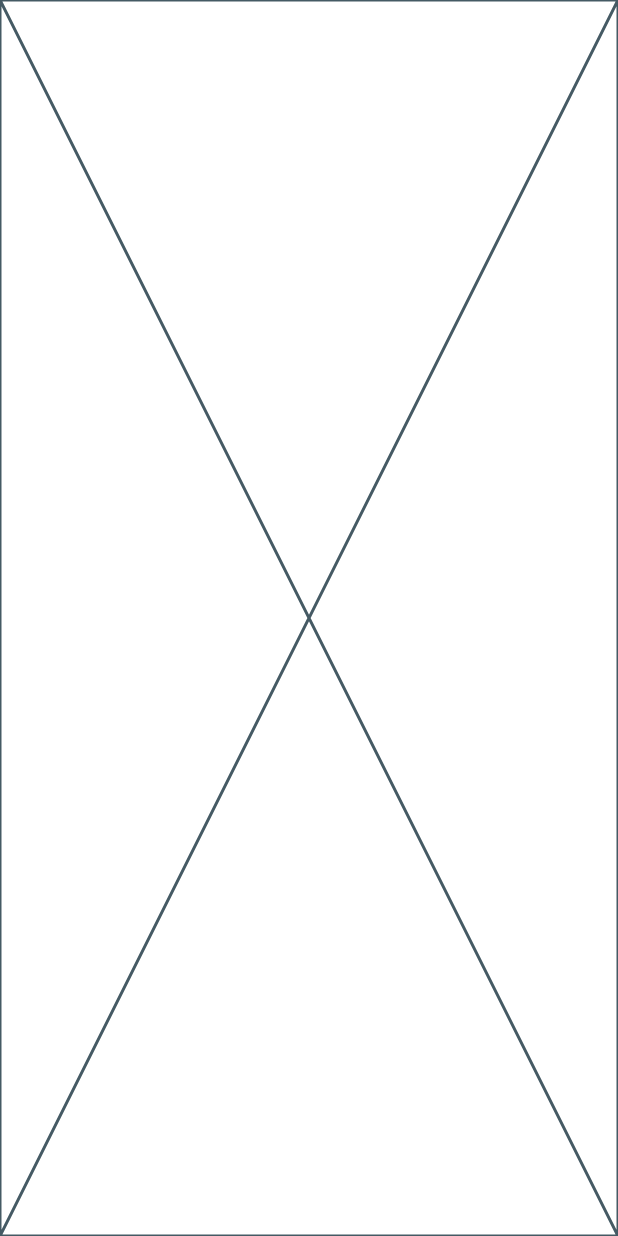
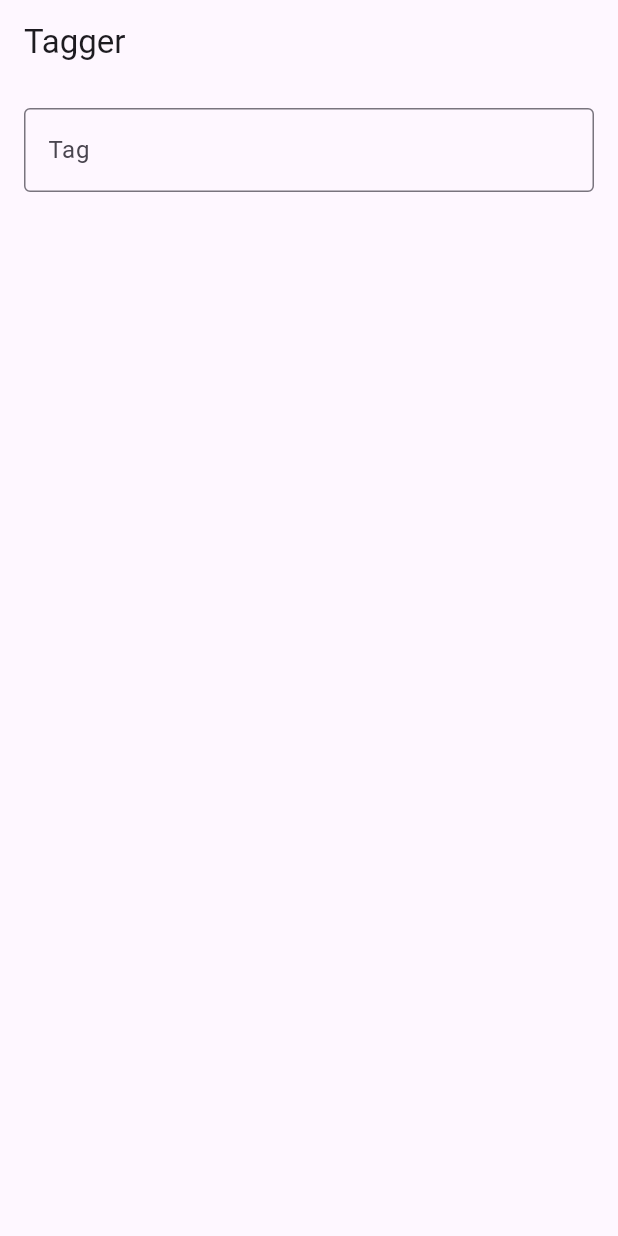
Before and after one commit to SestakGG/tagger, a Flutter app: the screen it shows after launch, on a phone screen of 412 x 824 dp. Run offline on Flutter 3.47's test engine with Material 3 defaults, Android fonts, the phone set to English and light mode, and no system bars; our stand-ins replace sqflite, sqflite_common_ffi; accounts and stored records are empty.

Commit message:
tagger_pt2

```diff
--- a/lib/main.dart
+++ b/lib/main.dart
@@ -1,9 +1,18 @@
+import 'package:flutter/foundation.dart';
 import 'package:flutter/material.dart';
 import 'package:intl/intl.dart';
-import 'package:path/path.dart';
+import 'package:path/path.dart' as p;
 import 'package:sqflite/sqflite.dart';
+import 'package:sqflite_common_ffi/sqflite_ffi.dart';
 
-void main() => runApp(const DateTagApp());
+void main() {
+  if (kIsWeb) {
+  } else {
+    sqfliteFfiInit();
+    databaseFactory = databaseFactoryFfi;
+  }
+  runApp(const DateTagApp());
+}
 
 class DateTagApp extends StatelessWidget {
   const DateTagApp({super.key});
@@ -13,7 +22,7 @@ class DateTagApp extends StatelessWidget {
     return MaterialApp(
         title: "Tagger",
         theme: ThemeData(primarySwatch: Colors.blue),
-        home: const Placeholder());
+        home: const DateTagScreen());
   }
 }
 
@@ -38,7 +47,122 @@ class DatabaseHelper {
 
   Future<Database> get database async {
     if (_database != null) return _database!;
-    _database = await -initDB('date_tags.db');
+    _database = await _initDB('date_tags.db');
     return _database!;
   }
+
+  Future<Database> _initDB(String filePath) async {
+    final dbPath = await getDatabasesPath();
+    final path = p.join(dbPath, filePath);
+
+    return await openDatabase(
+      path,
+      version: 1,
+      onCreate: (db, version) => db.execute('''
+        CREATE TABLE date_tags(
+          id INTEGER PRIMARY KEY AUTOINCREMENT,
+          date INTEGER
+          tag TEXT NOT NULL
+        )'''),
+    );
+  }
+
+  Future<int> insert(DateTag tag) async {
+    final db = await database;
+    return await db.insert('date_tags', tag.toMap());
+  }
+
+  Future<List<DateTag>> getAll() async {
+    final db = await database;
+    final result = await db.query("date_tags", orderBy: 'date DESC');
+    return result.map((map) => DateTag.fromMap(map)).toList();
+  }
+
+  Future<int> delete(int id) async {
+    final db = await database;
+    return await db.delete('date_tags', where: 'id = ?', whereArgs: [id]);
+  }
+
+  Future close() async {
+    final db = await database;
+    db.close();
+  }
 }
+
+class DateTagScreen extends StatefulWidget {
+  const DateTagScreen({super.key});
+
+  @override
+  State<StatefulWidget> createState() => _DateTagScreenState();
+}
+
+class _DateTagScreenState extends State<DateTagScreen> {
+  final DatabaseHelper _db = DatabaseHelper.instance;
+  final TextEditingController _controller = TextEditingController();
+
+  DateTime _selectedDate = DateTime.now();
+  List<DateTag> _tags = [];
+
+  @override
+  void initState() {
+    super.initState();
+    _loadTags();
+  }
+
+  Future<void> _loadTags() async {
+    final tags = await _db.getAll();
+    setState(() {
+      _tags = tags;
+    });
+  }
+
+  Future<void> _selectDate() async {
+    final picked = await showDatePicker(
+        context: context,
+        initialDate: _selectedDate,
+        firstDate: DateTime(2000),
+        lastDate: DateTime(2100));
+    if (picked != null) {
+      setState(() {
+        _selectedDate = picked;
+      });
+    }
+  }
+
+  Future<void> _addTag() async {
+    if (_controller.text.isEmpty) return;
+
+    await _db.insert(DateTag(date: _selectedDate, tag: _controller.text));
+    _controller.clear();
+    await _loadTags();
+  }
+
+  Future<void> _deleteTag(int id) async {
+    await _db.delete(id);
+    await _loadTags();
+  }
+
+  @override
+  Widget build(BuildContext context) {
+    return Scaffold(
+      appBar: AppBar(title: const Text('Tagger')),
+      body: Column(
+        children: [
+          Padding(
+            padding: const EdgeInsets.all(16),
+            child: Row(
+              children: [
+                Expanded(
+                    child: TextField(
+                  controller: _controller,
+                  decoration: InputDecoration(
+                      labelText: 'Tag', border: OutlineInputBorder()),
+                ))
+              ],
+            ),
+          )
+        ],
+      ),
+    );
+  }
+}
--- a/pubspec.yaml
+++ b/pubspec.yaml
@@ -9,7 +9,8 @@ environment:
 dependencies:
   flutter:
     sdk: flutter
-  sqflite: ^2.2.0+3
+  sqflite: ^2.2.8
+  sqflite_common_ffi: ^2.3.0
   path: ^1.8.0
   intl: ^0.18.0
 
```
Also changed, not shown: pubspec.lock.
